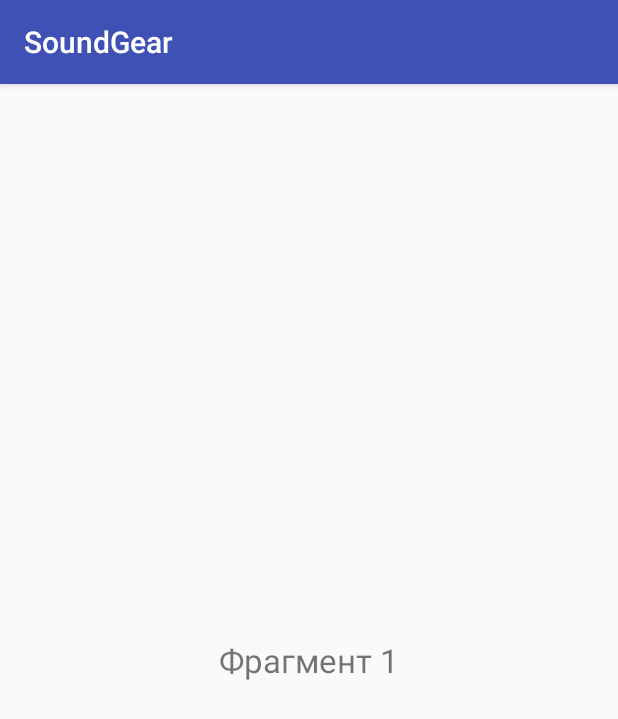
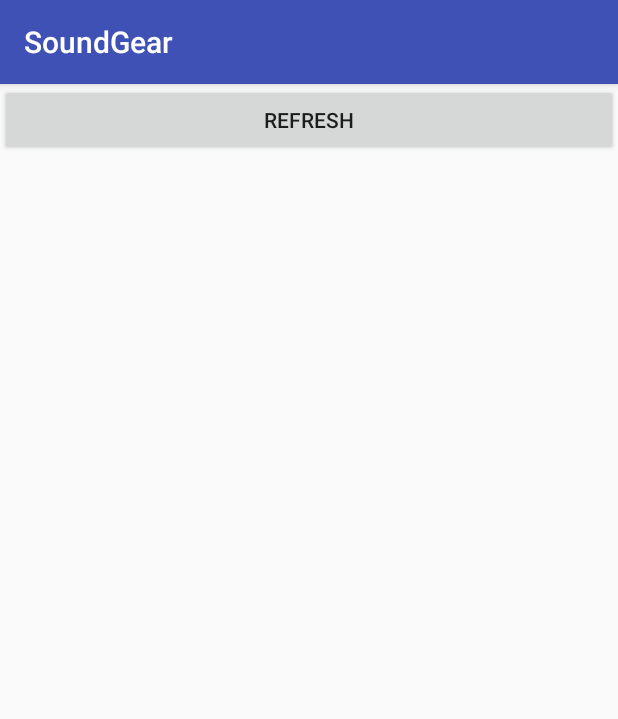
Before and after one commit to keineZeit/SoundGear, an Android app: the screen it shows after launch (MainActivity), on a phone screen of 412 x 824 dp. Shown: the top 719 px of the screen. Run offline under Robolectric (Android 15) with nearby library versions, the phone set to English and light mode, and no system bars; 1 statement that could not run was skipped.

Commit message:
Replaced frags

```diff
--- /dev/null
+++ b/app/src/main/java/android/soundgear/AirplaneFragment.java
@@ -0,0 +1,36 @@
+package android.soundgear;
+
+/**
+ * Created by Asus on 12.07.2017.
+ */
+
+import android.view.View;
+import android.view.LayoutInflater;
+import android.view.ViewGroup;
+import android.os.Bundle;
+import android.support.v4.app.Fragment;
+import android.widget.Button;
+import android.widget.TextView;
+import java.util.Date;
+
+public class AirplaneFragment extends Fragment {
+
+    public static AirplaneFragment newInstance(String text) {
+        AirplaneFragment fragment = new AirplaneFragment();
+        Bundle args = new Bundle();
+        args.putString("mgs", text);
+        fragment.setArguments(args);
+        return fragment;
+    }
+
+    @Override
+    public View onCreateView(LayoutInflater inflater, ViewGroup container,
+                             Bundle savedInstanceState) {
+        View view = inflater.inflate(R.layout.fragment_airplane, container, false);
+
+        TextView tv = (TextView) view.findViewById(R.id.textBox);
+        tv.setText(getArguments().getString("msg"));
+
+        return view;
+    }
+}
--- a/app/src/main/java/android/soundgear/PageAdapter.java
+++ b/app/src/main/java/android/soundgear/PageAdapter.java
@@ -18,6 +18,10 @@ public class PageAdapter extends FragmentPagerAdapter {
     }
     @Override
     public Fragment getItem(int position) {
-        return(PageFragment.newInstance(position));
+        switch(position) {
+            case 0: return SoundFragment.newInstance("SoundFragment, Instance 1");
+            case 1: return AirplaneFragment.newInstance("AirplaneFragment, Instance 1");
+            default: return null;
+        }
     }
 }
--- a/app/src/main/java/android/soundgear/PageFragment.java
+++ /dev/null
@@ -1,44 +0,0 @@
-package android.soundgear;
-
-/**
- * Created by Asus on 12.07.2017.
- */
-
-import android.os.Bundle;
-import android.support.v4.app.Fragment;
-import android.view.LayoutInflater;
-import android.view.View;
-import android.view.ViewGroup;
-import android.widget.TextView;
-
-public class PageFragment extends Fragment {
-
-    private int pageNumber;
-
-    public static PageFragment newInstance(int page) {
-        PageFragment fragment = new PageFragment();
-        Bundle args=new Bundle();
-        args.putInt("num", page);
-        fragment.setArguments(args);
-        return fragment;
-    }
-
-    public PageFragment() {
-    }
-
-    @Override
-    public void onCreate(Bundle savedInstanceState) {
-        super.onCreate(savedInstanceState);
-        pageNumber = getArguments() != null ? getArguments().getInt("num") : 1;
-    }
-
-    @Override
-    public View onCreateView(LayoutInflater inflater, ViewGroup container,
-                             Bundle savedInstanceState) {
-        View result=inflater.inflate(R.layout.fragment_page, container, false);
-        TextView pageHeader=(TextView)result.findViewById(R.id.displayText);
-        String header = String.format("Фрагмент %d", pageNumber+1);
-        pageHeader.setText(header);
-        return result;
-    }
-}
--- a/app/src/main/java/android/soundgear/SoundFragment.java
+++ b/app/src/main/java/android/soundgear/SoundFragment.java
@@ -11,6 +11,14 @@ import java.util.Date;
 
 public class SoundFragment extends Fragment {
 
+    public static SoundFragment newInstance(String text) {
+        SoundFragment fragment = new SoundFragment();
+        Bundle args = new Bundle();
+        args.putString("mgs", text);
+        fragment.setArguments(args);
+        return fragment;
+    }
+
     @Override
     public View onCreateView(LayoutInflater inflater, ViewGroup container,
                              Bundle savedInstanceState) {
@@ -18,6 +26,7 @@ public class SoundFragment extends Fragment {
 
         Button updateButton = (Button) view.findViewById(R.id.updateButton);
         final TextView updateBox = (TextView) view.findViewById(R.id.textBox);
+        updateBox.setText(getArguments().getString("msg"));
 
         updateButton.setOnClickListener(new View.OnClickListener() {
             @Override
--- /dev/null
+++ b/app/src/main/res/layout/fragment_airplane.xml
@@ -0,0 +1,9 @@
+<?xml version="1.0" encoding="utf-8"?>
+<LinearLayout xmlns:android="http://schemas.android.com/apk/res/android"
+    android:orientation="vertical" android:layout_width="match_parent"
+    android:layout_height="match_parent">
+    <TextView
+        android:id="@+id/txtBox"
+        android:layout_width="match_parent"
+        android:layout_height="wrap_content" />
+</LinearLayout>
--- a/app/src/main/res/layout/fragment_page.xml
+++ /dev/null
@@ -1,12 +0,0 @@
-<FrameLayout xmlns:android="http://schemas.android.com/apk/res/android"
-    android:layout_width="match_parent"
-    android:layout_height="match_parent">
-
-    <TextView
-        android:id="@+id/displayText"
-        android:layout_width="wrap_content"
-        android:layout_height="wrap_content"
-        android:textSize="22sp"
-        android:layout_gravity="center" />
-
-</FrameLayout>
--- a/app/src/main/res/layout/fragment_sound.xml
+++ b/app/src/main/res/layout/fragment_sound.xml
@@ -12,5 +12,4 @@
         android:id="@+id/textBox"
         android:layout_width="match_parent"
         android:layout_height="wrap_content" />
-
 </LinearLayout>
```
